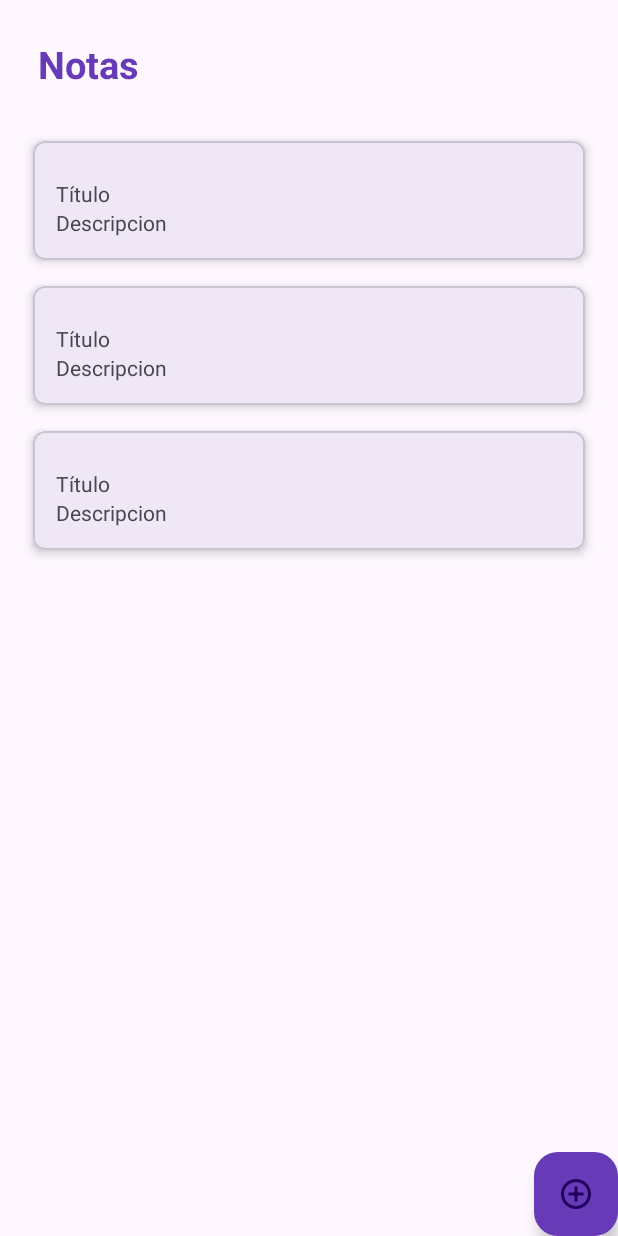
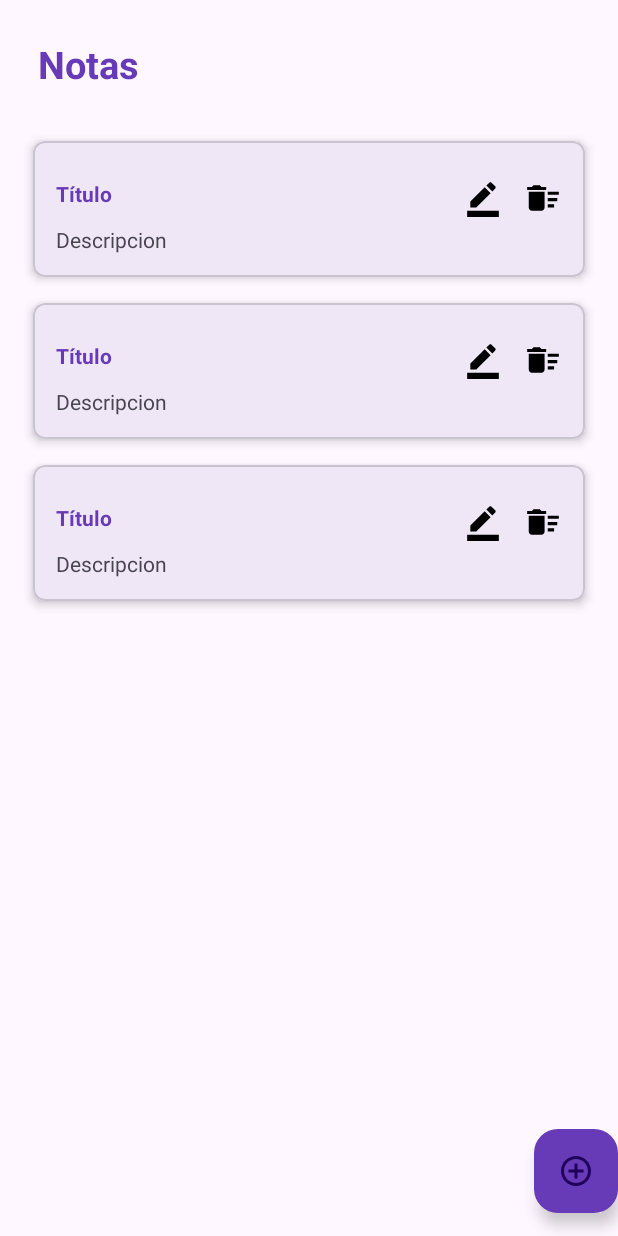
Before and after one commit to u2008113935/AppNotasKotlin_SQLite_20083, an Android app: the layout activity_main.xml on its own in the app's theme, with its tools: preview values and no code run, on a phone screen of 412 x 824 dp. Run offline under Robolectric (Android 15) with nearby library versions, the phone set to English and light mode, and no system bars.

Commit message:
Initial commit

```diff
--- /dev/null
+++ b/app/src/main/res/drawable/ic_editar.xml
@@ -0,0 +1,5 @@
+<vector android:height="24dp" android:tint="#000000"
+    android:viewportHeight="24" android:viewportWidth="24"
+    android:width="24dp" xmlns:android="http://schemas.android.com/apk/res/android">
+    <path android:fillColor="@android:color/white" android:pathData="M22,24H2v-4h20V24zM13.06,5.19l3.75,3.75L7.75,18H4v-3.75L13.06,5.19zM17.88,7.87l-3.75,-3.75l1.83,-1.83c0.39,-0.39 1.02,-0.39 1.41,0l2.34,2.34c0.39,0.39 0.39,1.02 0,1.41L17.88,7.87z"/>
+</vector>
--- /dev/null
+++ b/app/src/main/res/drawable/ic_eliminar.xml
@@ -0,0 +1,5 @@
+<vector android:height="24dp" android:tint="#000000"
+    android:viewportHeight="24" android:viewportWidth="24"
+    android:width="24dp" xmlns:android="http://schemas.android.com/apk/res/android">
+    <path android:fillColor="@android:color/white" android:pathData="M15,16h4v2h-4zM15,8h7v2h-7zM15,12h6v2h-6zM3,18c0,1.1 0.9,2 2,2h6c1.1,0 2,-0.9 2,-2L13,8L3,8v10zM14,5h-3l-1,-1L6,4L5,5L2,5v2h12z"/>
+</vector>
--- a/app/src/main/res/layout/activity_main.xml
+++ b/app/src/main/res/layout/activity_main.xml
@@ -30,11 +30,13 @@
 
     <com.google.android.material.floatingactionbutton.FloatingActionButton
         android:id="@+id/FABAgregarNota"
+        android:layout_alignParentBottom="true"
+        android:layout_alignParentEnd="true"
+        android:layout_marginBottom="15dp"
+        android:layout_marginStart="15dp"
+        android:layout_marginTop="15dp"
         android:src="@drawable/ic_agregar_nota"
         android:backgroundTint="@color/morado"
-        android:layout_alignParentBottom="true"
-        android:layout_alignParentEnd="true"
-        android:layout_marginTop="15dp"
         android:layout_width="wrap_content"
         android:layout_height="wrap_content" />
 
--- a/app/src/main/res/layout/item_nota.xml
+++ b/app/src/main/res/layout/item_nota.xml
@@ -22,14 +22,35 @@
         <TextView
             android:id="@+id/item_titulo"
             android:text="@string/item_titulo"
+            android:textColor="@color/morado"
+            android:textStyle="bold"
             android:layout_width="wrap_content"
             android:layout_height="wrap_content"/>
+
+            <!-- Actualizar nota-->
+            <ImageView
+                android:id="@+id/ivActualizar"
+                android:src="@drawable/ic_editar"
+                android:layout_marginEnd="40dp"
+                android:layout_alignParentEnd="true"
+                android:layout_width="25dp"
+                android:layout_height="25dp"/>
+
+            <!-- Eliminar nota-->
+            <ImageView
+            android:id="@+id/Eliminar"
+            android:src="@drawable/ic_eliminar"
+            android:layout_alignParentEnd="true"
+            android:layout_width="25dp"
+            android:layout_height="25dp"/>
 
         </RelativeLayout>
 
         <TextView
             android:id="@+id/item_descripion"
             android:text="@string/item_desccripcion"
+            android:maxLines="3"
+            android:layout_marginTop="5dp"
             android:layout_width="wrap_content"
             android:layout_height="wrap_content"/>
 
```
Also changed, not shown: app/src/main/java/com/example/appnotaskotlin_sqlite_20083/MainActivity.kt (+16 -0 lines), app/src/main/java/com/example/appnotaskotlin_sqlite_20083/NotasAdaptador.kt (added, +45 -0 lines), app/src/main/java/com/example/appnotaskotlin_sqlite_20083/NotasDatabaseHelper.kt (+16 -0 lines).
